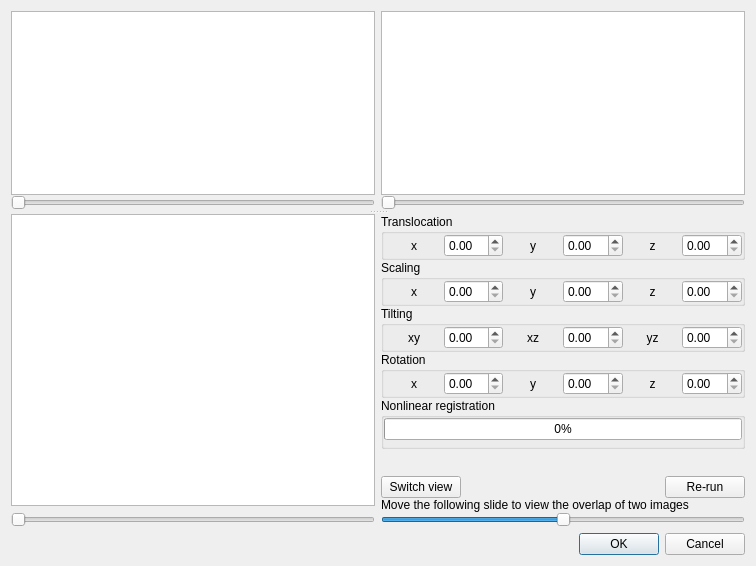
Qt form manual_alignment.ui (frankyeh/DSI-Studio) before a commit.
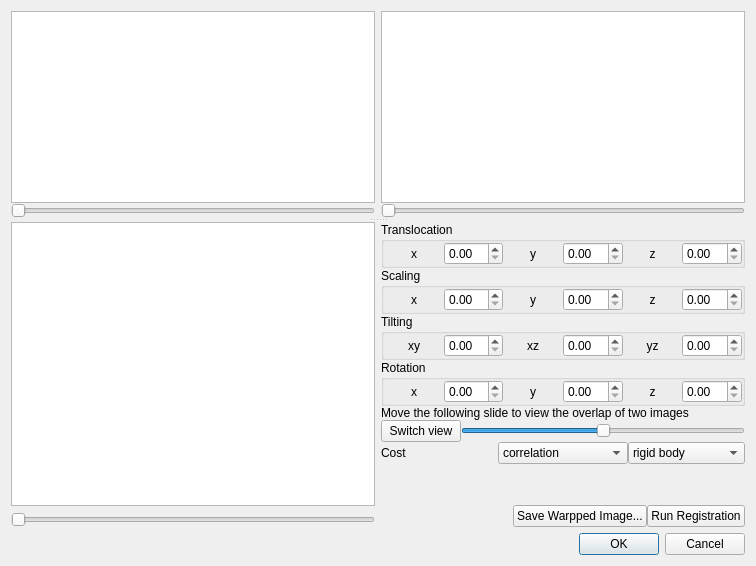
The same form after that commit. Icons and pictures are not drawn.

Commit message: [GUI] GUI for manual reg

What changed in the file:
```diff
--- a/manual_alignment.ui
+++ b/manual_alignment.ui
@@ -445,39 +445,87 @@
              </widget>
             </item>
             <item>
-             <widget class="QGroupBox" name="nl_group_box">
-              <property name="title">
-               <string>Nonlinear registration</string>
+             <widget class="QLabel" name="label_13">
+              <property name="text">
+               <string>Move the following slide to view the overlap of two images</string>
               </property>
-              <layout class="QVBoxLayout" name="verticalLayout_7">
-               <property name="spacing">
-                <number>0</number>
-               </property>
-               <property name="leftMargin">
-                <number>0</number>
-               </property>
-               <property name="topMargin">
-                <number>0</number>
-               </property>
-               <property name="rightMargin">
-                <number>0</number>
-               </property>
-               <property name="bottomMargin">
-                <number>6</number>
-               </property>
-               <item>
-                <widget class="QProgressBar" name="nl_progress_bar">
-                 <property name="maximum">
-                  <number>2</number>
-                 </property>
-                 <property name="value">
-                  <number>0</number>
-                 </property>
-                </widget>
-               </item>
-              </layout>
              </widget>
             </item>
+            <item>
+             <layout class="QHBoxLayout" name="horizontalLayout">
+              <property name="spacing">
+               <number>0</number>
+              </property>
+              <item>
+               <widget class="QPushButton" name="switch_view">
+                <property name="text">
+                 <string>Switch view</string>
+                </property>
+               </widget>
+              </item>
+              <item>
+               <widget class="QSlider" name="blend_pos">
+                <property name="maximum">
+                 <number>10</number>
+                </property>
+                <property name="pageStep">
+                 <number>2</number>
+                </property>
+                <property name="value">
+                 <number>5</number>
+                </property>
+                <property name="orientation">
+                 <enum>Qt::Horizontal</enum>
+                </property>
+               </widget>
+              </item>
+             </layout>
+            </item>
+            <item>
+             <layout class="QHBoxLayout" name="horizontalLayout_8">
+              <property name="spacing">
+               <number>0</number>
+              </property>
+              <property name="topMargin">
+               <number>0</number>
+              </property>
+              <item>
+               <widget class="QLabel" name="label_14">
+                <property name="text">
+                 <string>Cost</string>
+                </property>
+               </widget>
+              </item>
+              <item>
+               <widget class="QComboBox" name="cost_type">
+                <item>
+                 <property name="text">
+                  <string>correlation</string>
+                 </property>
+                </item>
+                <item>
+                 <property name="text">
+                  <string>mutual information</string>
+                 </property>
+                </item>
+               </widget>
+              </item>
+              <item>
+               <widget class="QComboBox" name="reg_type">
+                <item>
+                 <property name="text">
+                  <string>rigid body</string>
+                 </property>
+                </item>
+                <item>
+                 <property name="text">
+                  <string>affine</string>
+                 </property>
+                </item>
+               </widget>
+              </item>
+             </layout>
+            </item>
             <item>
              <spacer name="verticalSpacer">
               <property name="orientation">
@@ -492,16 +540,15 @@
              </spacer>
             </item>
             <item>
-             <layout class="QHBoxLayout" name="horizontalLayout_8">
+             <layout class="QHBoxLayout" name="horizontalLayout_9">
+              <property name="spacing">
+               <number>0</number>
+              </property>
+              <property name="topMargin">
+               <number>0</number>
+              </property>
               <item>
-               <widget class="QPushButton" name="switch_view">
-                <property name="text">
-                 <string>Switch view</string>
-                </property>
-               </widget>
-              </item>
-              <item>
-               <spacer name="horizontalSpacer">
+               <spacer name="horizontalSpacer_2">
                 <property name="orientation">
                  <enum>Qt::Horizontal</enum>
                 </property>
@@ -513,40 +560,25 @@
                 </property>
                </spacer>
               </item>
+              <item>
+               <widget class="QPushButton" name="save_warpped">
+                <property name="text">
+                 <string>Save Warpped Image...</string>
+                </property>
+                <property name="icon">
+                 <iconset resource="icons.qrc">
+                  <normaloff>:/icons/icons/save.xpm</normaloff>:/icons/icons/save.xpm</iconset>
+                </property>
+               </widget>
+              </item>
               <item>
                <widget class="QPushButton" name="rerun">
                 <property name="text">
-                 <string>Re-run</string>
+                 <string>Run Registration</string>
                 </property>
-               </widget>
-              </item>
-             </layout>
-            </item>
-            <item>
-             <widget class="QLabel" name="label_13">
-              <property name="text">
-               <string>Move the following slide to view the overlap of two images</string>
-              </property>
-             </widget>
-            </item>
-            <item>
-             <layout class="QHBoxLayout" name="horizontalLayout">
-              <property name="spacing">
-               <number>0</number>
-              </property>
-              <item>
-               <widget class="QSlider" name="blend_pos">
-                <property name="maximum">
-                 <number>10</number>
-                </property>
-                <property name="pageStep">
-                 <number>2</number>
-                </property>
-                <property name="value">
-                 <number>5</number>
-                </property>
-                <property name="orientation">
-                 <enum>Qt::Horizontal</enum>
+                <property name="icon">
+                 <iconset resource="icons.qrc">
+                  <normaloff>:/icons/icons/run.xpm</normaloff>:/icons/icons/run.xpm</iconset>
                 </property>
                </widget>
               </item>
```
Left out of the diff: 4 changed lines with no effect on the pictures. The commit also changes 2 other files.
